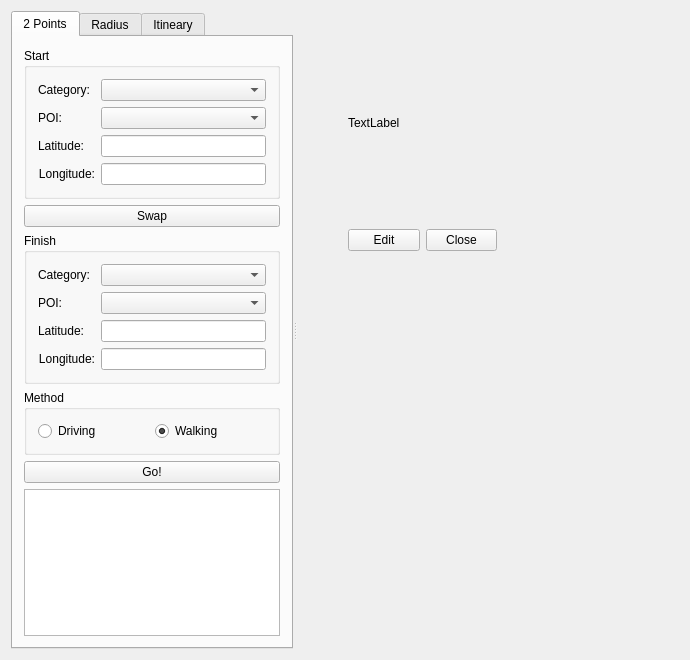
Old version of the form gui/mainwindow.ui in the repository emreozanalkan/YoMap.
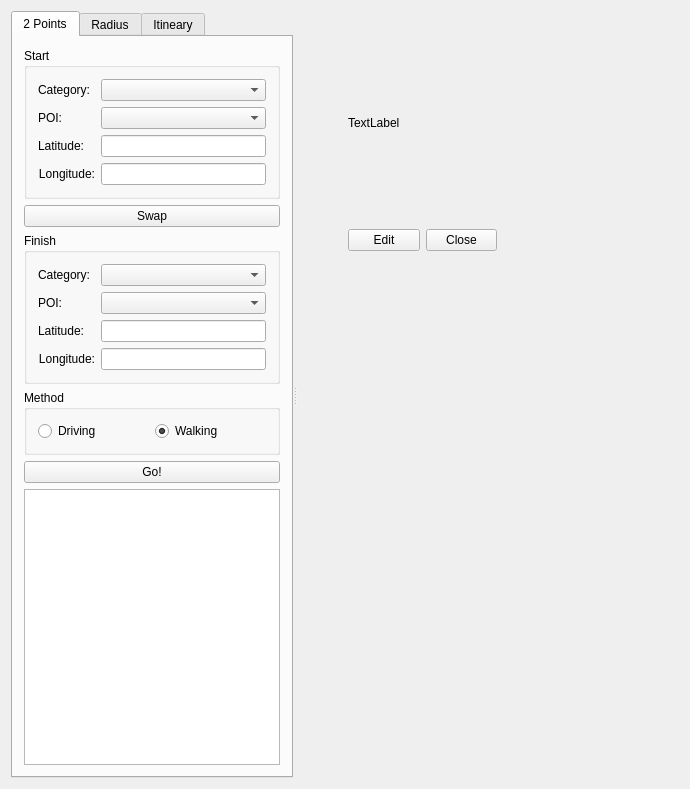
New version of the form. The open tabs and pages were chosen to show the change. Custom widgets are drawn as their Qt base class.

Commit message:
Switch tabs deleting old data
When switching between tabs
Deletes Path Data if exist
Deletes Radius if exist
Deletes End Point if Radius Search
Delete Output text

What changed in the file:
```diff
--- a/gui/mainwindow.ui
+++ b/gui/mainwindow.ui
@@ -7,7 +7,7 @@
     <x>0</x>
     <y>0</y>
     <width>690</width>
-    <height>660</height>
+    <height>789</height>
    </rect>
   </property>
   <property name="minimumSize">
```
Left out of the diff: 4 changed lines with no effect on the pictures. The commit also changes 2 other files.
